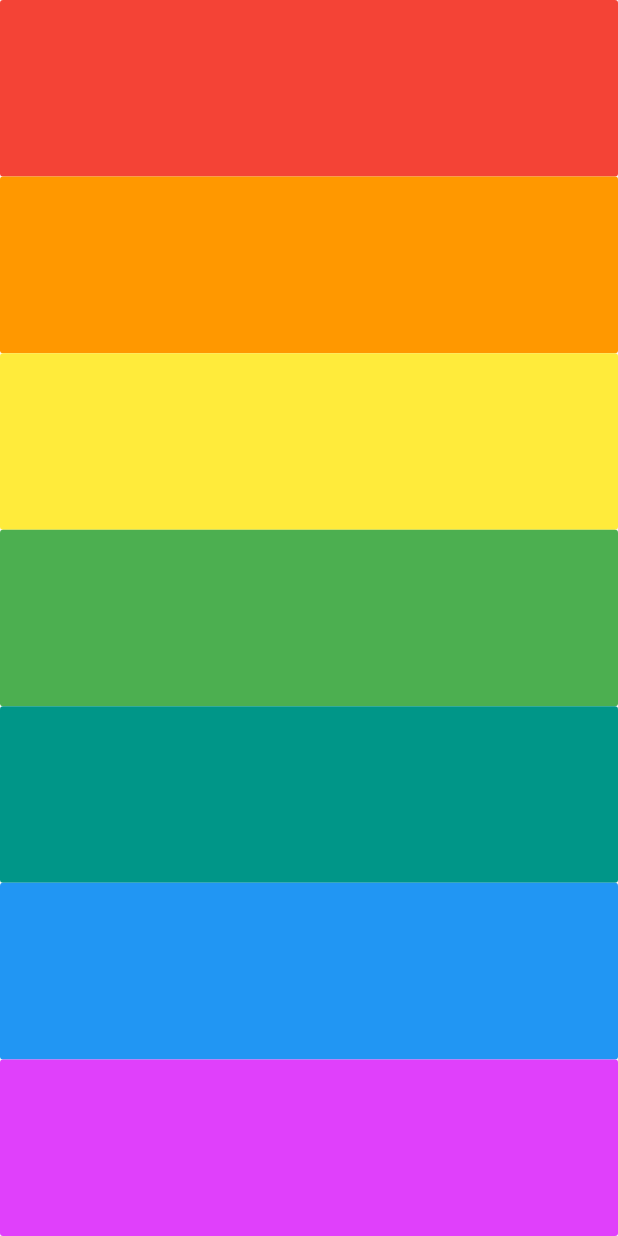
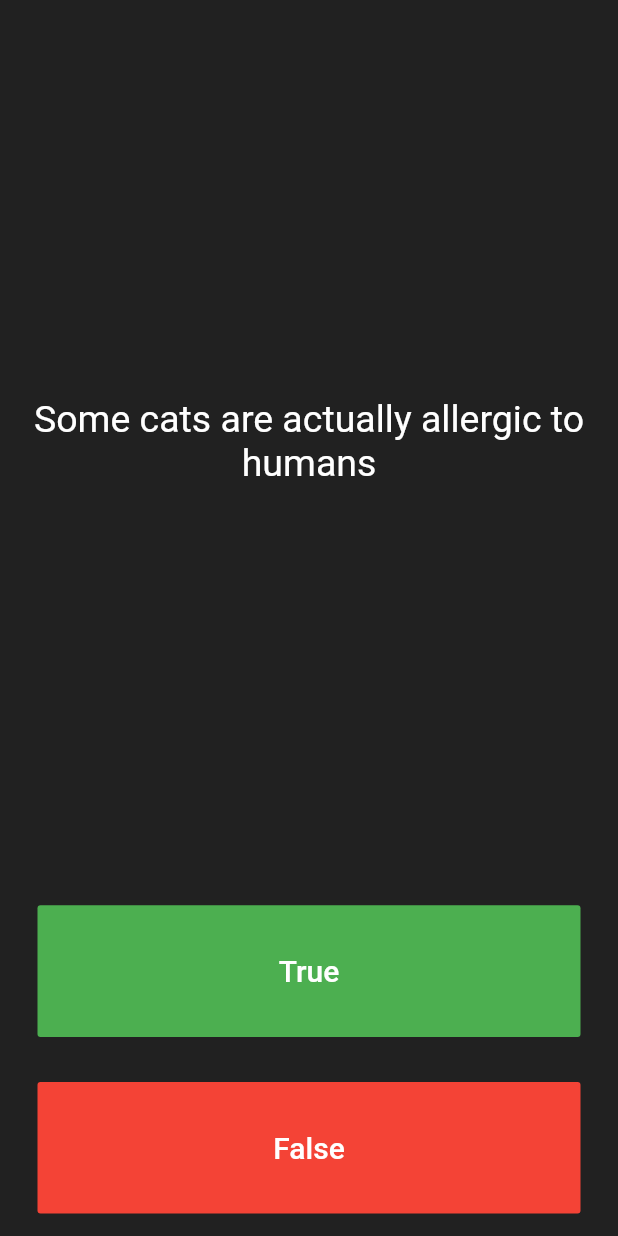
Before and after one commit to cer2891/flutter_learn, a Flutter app: the screen it shows after launch, on a phone screen of 412 x 824 dp. Run offline on Flutter 3.47's test engine with Material 2 defaults, Android fonts, the phone set to English and light mode, and no system bars; our stand-ins replace rflutter_alert.

Commit message:
Опрос_классы_setState_иконки_и_пакетAlter

```diff
--- a/flutter_app/lib/main.dart
+++ b/flutter_app/lib/main.dart
@@ -1,80 +1,146 @@
+import 'package:Learn/questions.dart';
 import 'package:flutter/material.dart';
-import 'package:audioplayers/audio_cache.dart';
+import 'package:rflutter_alert/rflutter_alert.dart';
+// ignore: avoid_web_libraries_in_flutter
+//import 'dart:js';
 
-void main() => runApp(XylophoneApp());
+void main() => runApp(Quizzler());
 
-class XylophoneApp extends StatelessWidget {
-  Expanded Key({int number, Color color}) {
-    return Expanded(
-      child: FlatButton(
-        color: color,
-        onPressed: () {
-          final player = AudioCache();
-          player.play('note$number.wav');
-        },
-      ),
-    );
-  }
-
+class Quizzler extends StatelessWidget {
   @override
   Widget build(BuildContext context) {
     return MaterialApp(
       home: Scaffold(
+        backgroundColor: Colors.grey.shade900,
         body: SafeArea(
-          child:
-              Column(crossAxisAlignment: CrossAxisAlignment.stretch, children: [
-            Key(number: 1, color: Colors.red),
-            Key(number: 2, color: Colors.orange),
-            Key(number: 3, color: Colors.yellow),
-            Key(number: 4, color: Colors.green),
-            Key(number: 5, color: Colors.teal),
-            Key(number: 6, color: Colors.blue),
-            Key(number: 7, color: Colors.purpleAccent),
-//                  FlatButton(
-//                    color: Colors.red,
-//                    onPressed: () {
-//                      PlaySound(number: 1);
-//                    },
-//                  ),
-//                  FlatButton(
-//                    color: Colors.orange,
-//                    onPressed: () {
-//                      PlaySound(number: 2);
-//                    },
-//                  ),
-//                  FlatButton(
-//                    color: Colors.yellow,
-//                    onPressed: () {
-//                      PlaySound(number: 3);
-//                    },
-//                  ),
-//                  FlatButton(
-//                    color: Colors.green,
-//                    onPressed: () {
-//                      PlaySound(number: 4);
-//                    },
-//                  ),
-//                  FlatButton(
-//                    color: Colors.teal,
-//                    onPressed: () {
-//                      PlaySound(number: 5);
-//                    },
-//                  ),
-//                  FlatButton(
-//                    color: Colors.blue,
-//                    onPressed: () {
-//                      PlaySound(number: 6);
-//                    },
-//                  ),
-//                  FlatButton(
-//                    color: Colors.purpleAccent,
-//                    onPressed: () {
-//                      PlaySound(number: 7);
-//                    },
-//                  ),
-          ]),
+          child: Padding(
+            padding: EdgeInsets.symmetric(horizontal: 10.0),
+            child: QuizPage(),
+          ),
         ),
       ),
     );
   }
 }
+
+class QuizPage extends StatefulWidget {
+  @override
+  _QuizPageState createState() => _QuizPageState();
+}
+
+class _QuizPageState extends State<QuizPage> {
+  List<Icon> scopeKeeper = [];
+  QuizBrain quizBrain = QuizBrain();
+  // List<Question> questionBank=[
+  //   Question(q: 'You can lead a cow down stairs but not up stairs.',a: false),
+  //   Question(q: 'Approximately one quarter of human bones are in the feet.',a: true),
+  //   Question(q: 'A slug\'s blood is green.',a: true),
+  // ];
+
+  void checkAnswer(bool userPickAnswer)
+  {
+    quizBrain.nextNumber();
+    setState(() {
+
+      if(quizBrain.isFinished()==true)
+        {
+          Alert(
+            context: context,
+            title: 'Усе',
+            desc: 'Конец теста',
+          ).show();
+
+          //TODO Step 4 Part C - reset the questionNumber,
+          quizBrain.reset();
+
+          //TODO Step 4 Part D - empty out the scoreKeeper.
+          scopeKeeper = [];
+        }
+      else {
+        if (quizBrain.getQuestionAnswer() == userPickAnswer) {
+          scopeKeeper.add(Icon(
+            Icons.check,
+            color: Colors.green,
+          ));
+        } else {
+          scopeKeeper.add(Icon(
+            Icons.close,
+            color: Colors.red,
+          ));
+        }
+      }
+    });
+  }
+
+  @override
+  Widget build(BuildContext context) {
+    return Column(
+      mainAxisAlignment: MainAxisAlignment.spaceBetween,
+      crossAxisAlignment: CrossAxisAlignment.stretch,
+      children: <Widget>[
+        Expanded(
+          flex: 5,
+          child: Padding(
+            padding: EdgeInsets.all(10.0),
+            child: Center(
+              child: Text(
+                quizBrain.getQuestionText(),
+                textAlign: TextAlign.center,
+                style: TextStyle(
+                  fontSize: 25.0,
+                  color: Colors.white,
+                ),
+              ),
+            ),
+          ),
+        ),
+        Expanded(
+          child: Padding(
+            padding: EdgeInsets.all(15.0),
+            child: FlatButton(
+              textColor: Colors.white,
+              color: Colors.green,
+              child: Text(
+                'True',
+                style: TextStyle(
+                  color: Colors.white,
+                  fontSize: 20.0,
+                ),
+              ),
+              onPressed: () {
+                  checkAnswer(true);
+                },
+            ),
+          ),
+        ),
+        Expanded(
+          child: Padding(
+            padding: EdgeInsets.all(15.0),
+            child: FlatButton(
+              color: Colors.red,
+              child: Text(
+                'False',
+                style: TextStyle(
+                  fontSize: 20.0,
+                  color: Colors.white,
+                ),
+              ),
+              onPressed: () {
+                checkAnswer(false);
+              },
+            ),
+          ),
+        ),
+        Row(
+          children: scopeKeeper,
+        ),
+      ],
+    );
+  }
+}
+
+/*
+question1: 'You can lead a cow down stairs but not up stairs.', false,
+question2: 'Approximately one quarter of human bones are in the feet.', true,
+question3: 'A slug\'s blood is green.', true,
+*/
--- /dev/null
+++ b/flutter_app/lib/questions.dart
@@ -0,0 +1,72 @@
+
+
+class Question {
+  String questionText;
+  bool questionAnswer;
+
+  Question(String q, bool a) {
+    questionText = q;
+    questionAnswer = a;
+  }
+}
+
+class QuizBrain {
+  int _numQuest=0;
+  List<Question> _questionBank = [
+    Question('Some cats are actually allergic to humans', true),
+    Question('You can lead a cow down stairs but not up stairs.', false),
+    Question('Approximately one quarter of human bones are in the feet.', true),
+    Question('A slug\'s blood is green.', true),
+    Question('Buzz Aldrin\'s mother\'s maiden name was \"Moon\".', true),
+    Question('It is illegal to pee in the Ocean in Portugal.', true),
+    Question(
+        'No piece of square dry paper can be folded in half more than 7 times.',
+        false),
+    Question(
+        'In London, UK, if you happen to die in the House of Parliament, you are technically entitled to a state funeral, because the building is considered too sacred a place.',
+        true),
+    Question(
+        'The loudest sound produced by any animal is 188 decibels. That animal is the African Elephant.',
+        false),
+    Question(
+        'The total surface area of two human lungs is approximately 70 square metres.',
+        true),
+    Question('Google was originally called \"Backrub\".', true),
+    Question(
+        'Chocolate affects a dog\'s heart and nervous system; a few ounces are enough to kill a small dog.',
+        true),
+    Question(
+        'In West Virginia, USA, if you accidentally hit an animal with your car, you are free to take it home to eat.',
+        true),
+  ];
+
+  void nextNumber(){
+    if(_numQuest<_questionBank.length-1)
+      _numQuest++;
+  }
+
+  String getQuestionText(){
+    return _questionBank[_numQuest].questionText;
+  }
+
+  bool getQuestionAnswer(){
+    return _questionBank[_numQuest].questionAnswer;
+  }
+
+  bool isFinished() {
+    if (_numQuest >= _questionBank.length - 1) {
+      //TODO: Step 3 Part B - Use a print statement to check that isFinished is returning true when you are indeed at the end of the quiz and when a restart should happen.
+
+      print('Now returning true');
+      return true;
+
+    } else {
+      return false;
+    }
+  }
+
+  //TODO: Step 4 part B - Create a reset() method here that sets the questionNumber back to 0.
+  void reset() {
+    _numQuest = 0;
+  }
+}
--- a/flutter_app/pubspec.yaml
+++ b/flutter_app/pubspec.yaml
@@ -29,6 +29,7 @@
   # Use with the CupertinoIcons class for iOS style icons.
   cupertino_icons: ^0.1.3
   audioplayers: ^0.16.0
+  rflutter_alert: ^1.0.8
 
 dev_dependencies:
   flutter_test:
```
Also changed, not shown: flutter_app/pubspec.lock, 15 other files.
